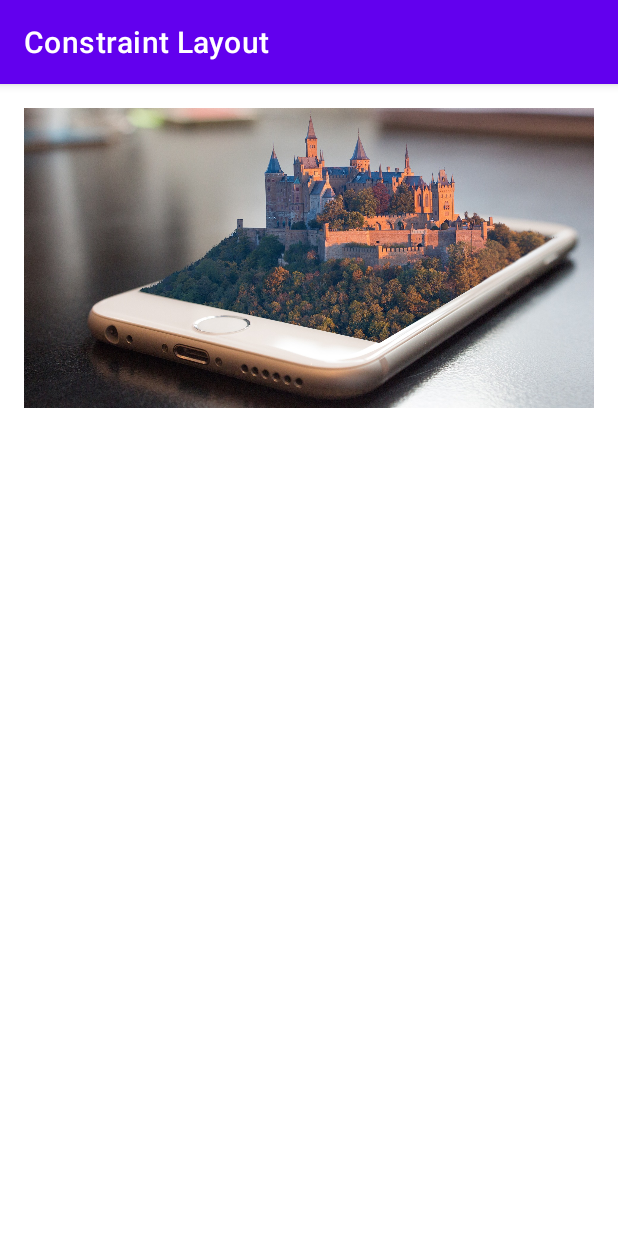
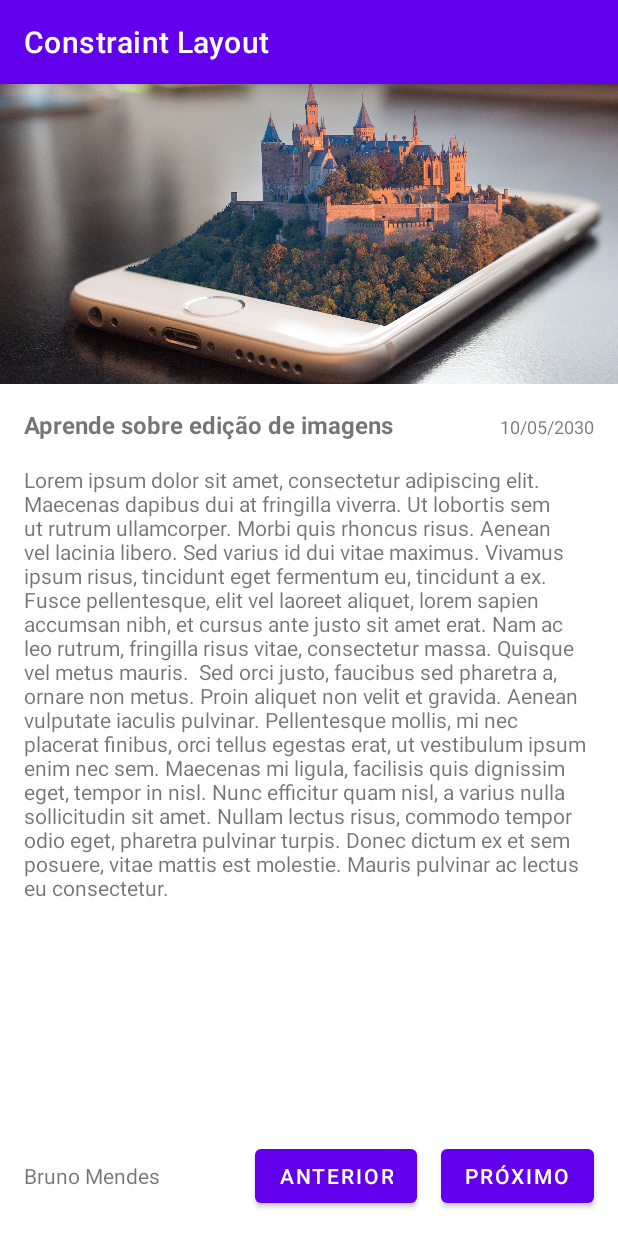
Before and after one commit to brunoyillli/android-estudos, an Android app: the screen it shows after launch (MainActivity), on a phone screen of 412 x 824 dp. Run offline under Robolectric (Android 15) with nearby library versions, the phone set to English and light mode, and no system bars.

Commit message:
terminando o contraint layout

```diff
--- a/ConstraintLayout/app/src/main/AndroidManifest.xml
+++ b/ConstraintLayout/app/src/main/AndroidManifest.xml
@@ -14,7 +14,8 @@
         tools:targetApi="31">
         <activity
             android:name=".MainActivity"
-            android:exported="true">
+            android:exported="true"
+            android:screenOrientation="sensor">
             <intent-filter>
                 <action android:name="android.intent.action.MAIN" />
 
--- a/ConstraintLayout/app/src/main/res/layout/activity_main.xml
+++ b/ConstraintLayout/app/src/main/res/layout/activity_main.xml
@@ -1,7 +1,13 @@
 <?xml version="1.0" encoding="utf-8"?>
-<androidx.constraintlayout.widget.ConstraintLayout xmlns:android="http://schemas.android.com/apk/res/android"
+
+<ScrollView
+    xmlns:android="http://schemas.android.com/apk/res/android"
     xmlns:app="http://schemas.android.com/apk/res-auto"
     xmlns:tools="http://schemas.android.com/tools"
+     android:layout_height="match_parent" android:layout_width="match_parent"
+    android:fillViewport="true">
+
+<androidx.constraintlayout.widget.ConstraintLayout
     android:layout_width="match_parent"
     android:layout_height="match_parent"
     tools:context=".MainActivity">
@@ -10,12 +16,83 @@
         android:id="@+id/imageView"
         android:layout_width="0dp"
         android:layout_height="200dp"
-        android:layout_marginStart="16dp"
-        android:layout_marginTop="16dp"
-        android:layout_marginEnd="16dp"
         android:scaleType="centerCrop"
         app:layout_constraintEnd_toEndOf="parent"
         app:layout_constraintStart_toStartOf="parent"
         app:layout_constraintTop_toTopOf="parent"
         app:srcCompat="@drawable/celular" />
+
+    <TextView
+        android:id="@+id/textView"
+        android:layout_width="wrap_content"
+        android:layout_height="wrap_content"
+        android:layout_marginStart="16dp"
+        android:layout_marginTop="16dp"
+        android:text="Aprende sobre edição de imagens"
+        android:textSize="16sp"
+        android:textStyle="bold"
+        app:layout_constraintStart_toStartOf="parent"
+        app:layout_constraintTop_toBottomOf="@+id/imageView" />
+
+    <TextView
+        android:id="@+id/textView2"
+        android:layout_width="wrap_content"
+        android:layout_height="wrap_content"
+        android:layout_marginEnd="16dp"
+        android:text="10/05/2030"
+        android:textSize="12sp"
+        app:layout_constraintBaseline_toBaselineOf="@+id/textView"
+        app:layout_constraintEnd_toEndOf="parent" />
+
+    <TextView
+        android:id="@+id/textView3"
+        android:layout_width="378dp"
+        android:layout_height="364dp"
+        android:layout_marginStart="16dp"
+        android:layout_marginTop="16dp"
+        android:layout_marginEnd="16dp"
+        android:text="Lorem ipsum dolor sit amet, consectetur adipiscing elit. Maecenas dapibus dui at fringilla viverra. Ut lobortis sem ut rutrum ullamcorper. Morbi quis rhoncus risus. Aenean vel lacinia libero. Sed varius id dui vitae maximus. Vivamus ipsum risus, tincidunt eget fermentum eu, tincidunt a ex. Fusce pellentesque, elit vel laoreet aliquet, lorem sapien accumsan nibh, et cursus ante justo sit amet erat. Nam ac leo rutrum, fringilla risus vitae, consectetur massa. Quisque vel metus mauris.  Sed orci justo, faucibus sed pharetra a, ornare non metus. Proin aliquet non velit et gravida. Aenean vulputate iaculis pulvinar. Pellentesque mollis, mi nec placerat finibus, orci tellus egestas erat, ut vestibulum ipsum enim nec sem. Maecenas mi ligula, facilisis quis dignissim eget, tempor in nisl. Nunc efficitur quam nisl, a varius nulla sollicitudin sit amet. Nullam lectus risus, commodo tempor odio eget, pharetra pulvinar turpis. Donec dictum ex et sem posuere, vitae mattis est molestie. Mauris pulvinar ac lectus eu consectetur."
+        android:textAlignment="textStart"
+        android:textSize="14sp"
+        app:layout_constraintEnd_toEndOf="parent"
+        app:layout_constraintHorizontal_bias="0.0"
+        app:layout_constraintStart_toStartOf="parent"
+        app:layout_constraintTop_toBottomOf="@+id/textView" />
+
+    <Button
+        android:id="@+id/button"
+        android:layout_width="wrap_content"
+        android:layout_height="wrap_content"
+        android:layout_marginTop="16dp"
+        android:layout_marginEnd="16dp"
+        android:layout_marginBottom="16dp"
+        android:text="Próximo"
+        app:layout_constraintBottom_toBottomOf="parent"
+        app:layout_constraintEnd_toEndOf="parent"
+        app:layout_constraintTop_toBottomOf="@+id/textView3"
+        app:layout_constraintVertical_bias="1.0" />
+
+    <Button
+        android:id="@+id/button2"
+        android:layout_width="wrap_content"
+        android:layout_height="wrap_content"
+        android:layout_marginTop="16dp"
+        android:layout_marginEnd="16dp"
+        android:layout_marginBottom="16dp"
+        android:text="ANTERIOR"
+        app:layout_constraintBottom_toBottomOf="parent"
+        app:layout_constraintEnd_toStartOf="@+id/button"
+        app:layout_constraintTop_toBottomOf="@+id/textView3"
+        app:layout_constraintVertical_bias="1.0" />
+
+    <TextView
+        android:id="@+id/textView4"
+        android:layout_width="139dp"
+        android:layout_height="20dp"
+        android:layout_marginStart="16dp"
+        android:text="Bruno Mendes Carvalho"
+        app:layout_constraintBaseline_toBaselineOf="@+id/button2"
+        app:layout_constraintStart_toStartOf="parent" />
 </androidx.constraintlayout.widget.ConstraintLayout>
+
+</ScrollView>
```
